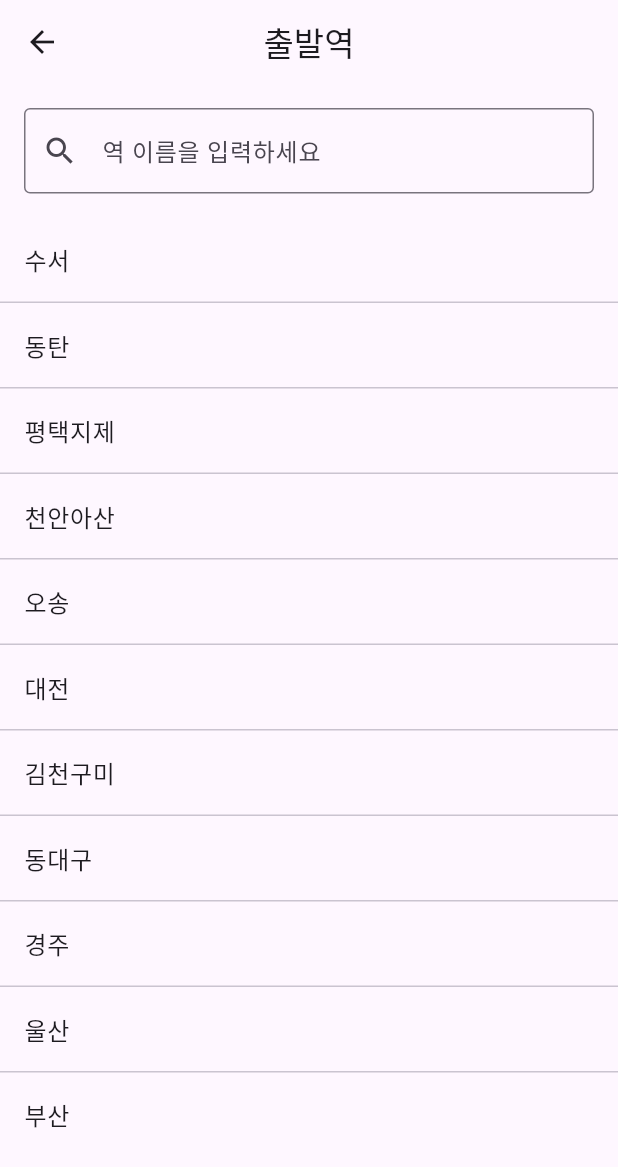
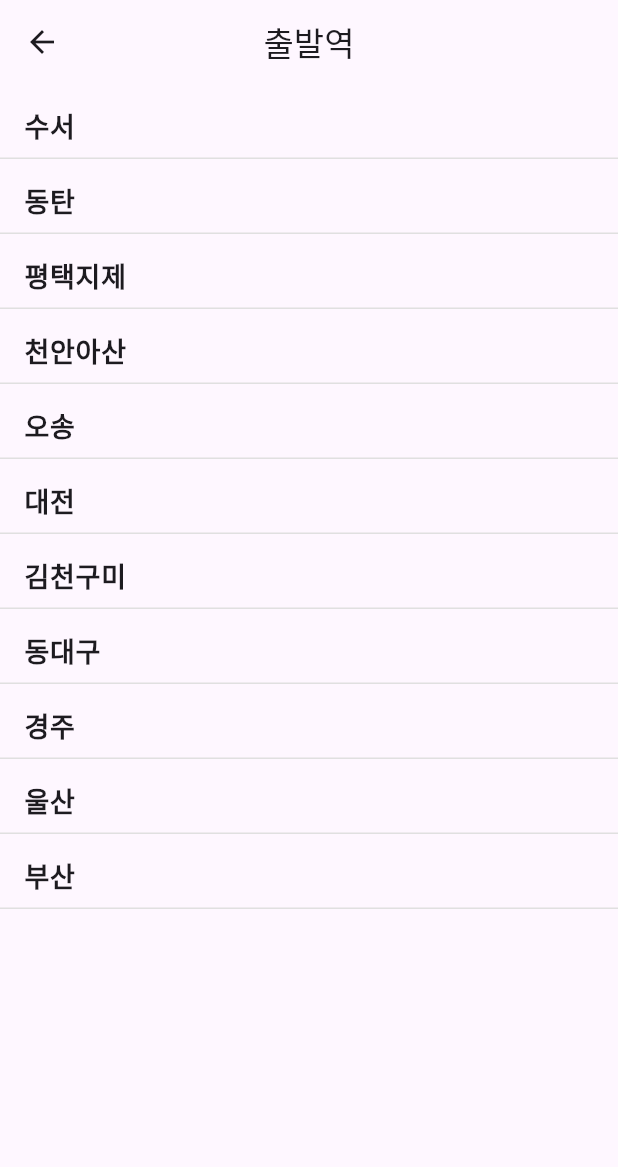
Before and after one commit to reality023/flutter_train_app, a Flutter app: the screen it shows after launch, after a tap on "출발역", on a phone screen of 412 x 824 dp. Shown: the top 1167 px of the screen. Run offline on Flutter 3.47's test engine with Material 3 defaults, Android fonts, the phone set to English and light mode, and no system bars; our stand-ins replace get.

Commit message:
refactor: station_list_page 요구사항에 맞춰 스타일 수정

```diff
--- a/lib/views/station_list/station_list_page.dart
+++ b/lib/views/station_list/station_list_page.dart
@@ -16,27 +16,32 @@ class StationListPage extends GetView<StationListViewModel> {
       ),
       body: Column(
         children: [
-          Padding(
-            padding: const EdgeInsets.all(16),
-            child: TextField(
-              decoration: const InputDecoration(
-                hintText: '역 이름을 입력하세요',
-                prefixIcon: Icon(Icons.search),
-                border: OutlineInputBorder(),
-              ),
-              onChanged: controller.searchStations,
-            ),
-          ),
           Expanded(
             child: Obx(
-              () => ListView.separated(
+              () => ListView.builder(
                 itemCount: controller.stations.length,
-                separatorBuilder: (context, index) => const Divider(height: 1),
                 itemBuilder: (context, index) {
                   final station = controller.stations[index];
-                  return ListTile(
-                    title: Text(station.name),
-                    onTap: () => controller.selectStation(station.name),
+                  return Container(
+                    height: 50,
+                    decoration: BoxDecoration(
+                      border: Border(
+                        bottom: BorderSide(
+                          color: Colors.grey[300]!,
+                          width: 1,
+                        ),
+                      ),
+                    ),
+                    child: ListTile(
+                      title: Text(
+                        station.name,
+                        style: const TextStyle(
+                          fontSize: 18,
+                          fontWeight: FontWeight.bold,
+                        ),
+                      ),
+                      onTap: () => controller.selectStation(station.name),
+                    ),
                   );
                 },
               ),
```
